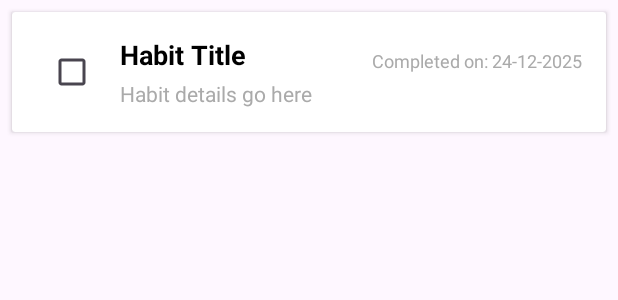
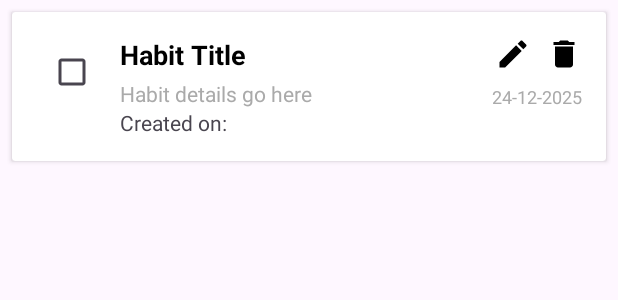
Before and after one commit to SeifMortada/Habit-Tracker-App, an Android app: the layout habit_item.xml on its own in the app's theme, with its tools: preview values and no code run, on a phone screen of 412 x 824 dp. Shown: the top 300 px of the screen. Run offline under Robolectric (Android 15) with nearby library versions, the phone set to English and light mode, and no system bars.

Commit message:
* Filtered checked habits by selected date from the user . * Add Edit and Delete buttons which is responsible for editing the title and description of the habit , and deleting it (to be implemented) . * Add EditHabitDialog for inflating my own dialog to show the edit fields of the title and description to the user .

```diff
--- /dev/null
+++ b/app/src/main/res/drawable/bg_rounded.xml
@@ -0,0 +1,4 @@
+<?xml version="1.0" encoding="utf-8"?>
+<shape xmlns:android="http://schemas.android.com/apk/res/android">
+    <corners android:radius="20dp" />
+</shape>
--- /dev/null
+++ b/app/src/main/res/drawable/ic_calendar.xml
@@ -0,0 +1,5 @@
+<vector xmlns:android="http://schemas.android.com/apk/res/android" android:height="24dp" android:tint="#000000" android:viewportHeight="24" android:viewportWidth="24" android:width="24dp">
+
+    <path android:fillColor="@android:color/white" android:pathData="M19,4h-1V2h-2v2H8V2H6v2H5C3.89,4 3.01,4.9 3.01,6L3,20c0,1.1 0.89,2 2,2h14c1.1,0 2,-0.9 2,-2V6C21,4.9 20.1,4 19,4zM19,20H5V10h14V20zM9,14H7v-2h2V14zM13,14h-2v-2h2V14zM17,14h-2v-2h2V14zM9,18H7v-2h2V18zM13,18h-2v-2h2V18zM17,18h-2v-2h2V18z"/>
+
+</vector>
--- /dev/null
+++ b/app/src/main/res/drawable/ic_delete.xml
@@ -0,0 +1,5 @@
+<vector xmlns:android="http://schemas.android.com/apk/res/android" android:height="24dp" android:tint="#000000" android:viewportHeight="24" android:viewportWidth="24" android:width="24dp">
+
+    <path android:fillColor="@android:color/white" android:pathData="M6,19c0,1.1 0.9,2 2,2h8c1.1,0 2,-0.9 2,-2V7H6v12zM19,4h-3.5l-1,-1h-5l-1,1H5v2h14V4z"/>
+
+</vector>
--- /dev/null
+++ b/app/src/main/res/drawable/ic_edit.xml
@@ -0,0 +1,5 @@
+<vector xmlns:android="http://schemas.android.com/apk/res/android" android:height="24dp" android:tint="#000000" android:viewportHeight="24" android:viewportWidth="24" android:width="24dp">
+
+    <path android:fillColor="@android:color/white" android:pathData="M3,17.25V21h3.75L17.81,9.94l-3.75,-3.75L3,17.25zM20.71,7.04c0.39,-0.39 0.39,-1.02 0,-1.41l-2.34,-2.34c-0.39,-0.39 -1.02,-0.39 -1.41,0l-1.83,1.83 3.75,3.75 1.83,-1.83z"/>
+
+</vector>
--- a/app/src/main/res/layout/habit_item.xml
+++ b/app/src/main/res/layout/habit_item.xml
@@ -41,23 +41,56 @@
                 android:text="Habit details go here"
                 android:textColor="@android:color/darker_gray"
                 android:textSize="14sp" />
+
+            <TextView
+                android:id="@+id/createdOnTxt"
+                android:layout_width="wrap_content"
+                android:layout_height="wrap_content"
+                android:text="Created on:" />
+        </LinearLayout>
+        <LinearLayout
+            android:layout_width="wrap_content"
+            android:layout_height="wrap_content"
+            android:orientation="vertical">
+
+
+        <LinearLayout
+            android:layout_width="wrap_content"
+            android:layout_height="wrap_content"
+            android:layout_gravity="end"
+            android:orientation="horizontal">
+
+            <ImageView
+                android:id="@+id/editImg"
+                android:layout_marginEnd="10dp"
+                android:layout_width="wrap_content"
+                android:layout_height="wrap_content"
+                android:src="@drawable/ic_edit" />
+
+            <ImageView
+                android:id="@+id/deleteImg"
+                android:layout_width="wrap_content"
+                android:layout_height="wrap_content"
+                android:src="@drawable/ic_delete" />
         </LinearLayout>
 
         <LinearLayout
             android:id="@+id/llCompletedDates"
             android:layout_width="wrap_content"
             android:layout_height="wrap_content"
-            android:orientation="vertical"
-            android:layout_marginTop="8dp">
+            android:layout_gravity="center"
+            android:layout_marginTop="8dp"
+            android:orientation="vertical">
 
             <TextView
                 android:id="@+id/completedDate"
                 android:layout_width="wrap_content"
                 android:layout_height="wrap_content"
-                android:text="Completed on: 24-12-2025"
-                android:textSize="12sp"
-                android:textColor="@android:color/darker_gray" />
+                android:text="24-12-2025"
+                android:textColor="@android:color/darker_gray"
+                android:textSize="12sp" />
 
+        </LinearLayout>
         </LinearLayout>
 
     </LinearLayout>
```
Also changed, not shown: app/src/main/java/com/seifmortada/applications/habittracker/habits_list/ui/HabitsListFragment.kt (+83 -24 lines), app/src/main/java/com/seifmortada/applications/habittracker/habits_list/ui/HabitsListViewModel.kt (+44 -9 lines), app/src/main/java/com/seifmortada/applications/habittracker/habits_list/ui/adapters/HabitAdapter.kt (+18 -6 lines), app/src/main/java/com/seifmortada/applications/habittracker/habits_list/ui/components/EditHabitDialogFragment.kt (added, +34 -0 lines), app/src/main/java/com/seifmortada/applications/habittracker/habits_list/utils/TimeFormater.kt (deleted, +0 -13 lines), app/src/main/java/com/seifmortada/applications/habittracker/habits_list/utils/TimeUtils.kt (added, +23 -0 lines), app/src/main/res/layout/dialog_edit_habit.xml (added, +21 -0 lines), app/src/main/res/layout/fragment_habits_list.xml (+43 -2 lines).
